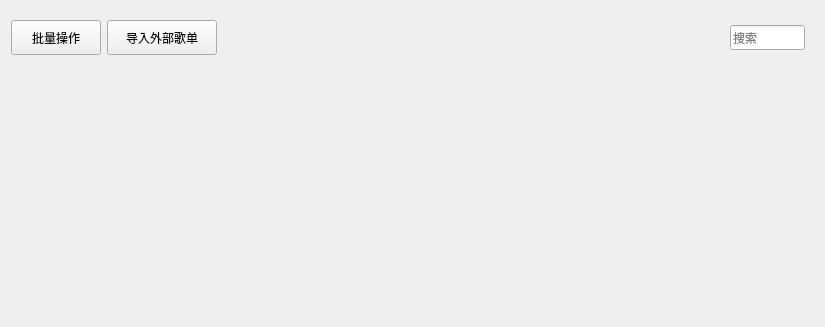
Old version of the form KuGouStart/MyCollection/SongListWidget/SongListWidget.ui in the repository a-mo-xi-wei/Qt-KuGouAppClient.
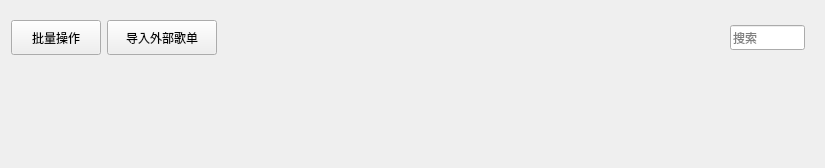
New version of the form. Custom widgets are drawn as their Qt base class.

Commit message: 歌单界面完成

Patch:
```diff
--- a/KuGouStart/MyCollection/SongListWidget/SongListWidget.ui
+++ b/KuGouStart/MyCollection/SongListWidget/SongListWidget.ui
@@ -7,7 +7,7 @@
     <x>0</x>
     <y>0</y>
     <width>825</width>
-    <height>327</height>
+    <height>168</height>
    </rect>
   </property>
   <property name="windowTitle">
@@ -116,11 +116,11 @@
    </item>
    <item>
     <widget class="QWidget" name="table_widget" native="true">
-     <property name="minimumSize">
-      <size>
-       <width>0</width>
-       <height>200</height>
-      </size>
+     <property name="sizePolicy">
+      <sizepolicy hsizetype="Preferred" vsizetype="Preferred">
+       <horstretch>0</horstretch>
+       <verstretch>0</verstretch>
+      </sizepolicy>
      </property>
     </widget>
    </item>
```
The commit also changes 5 other files.
